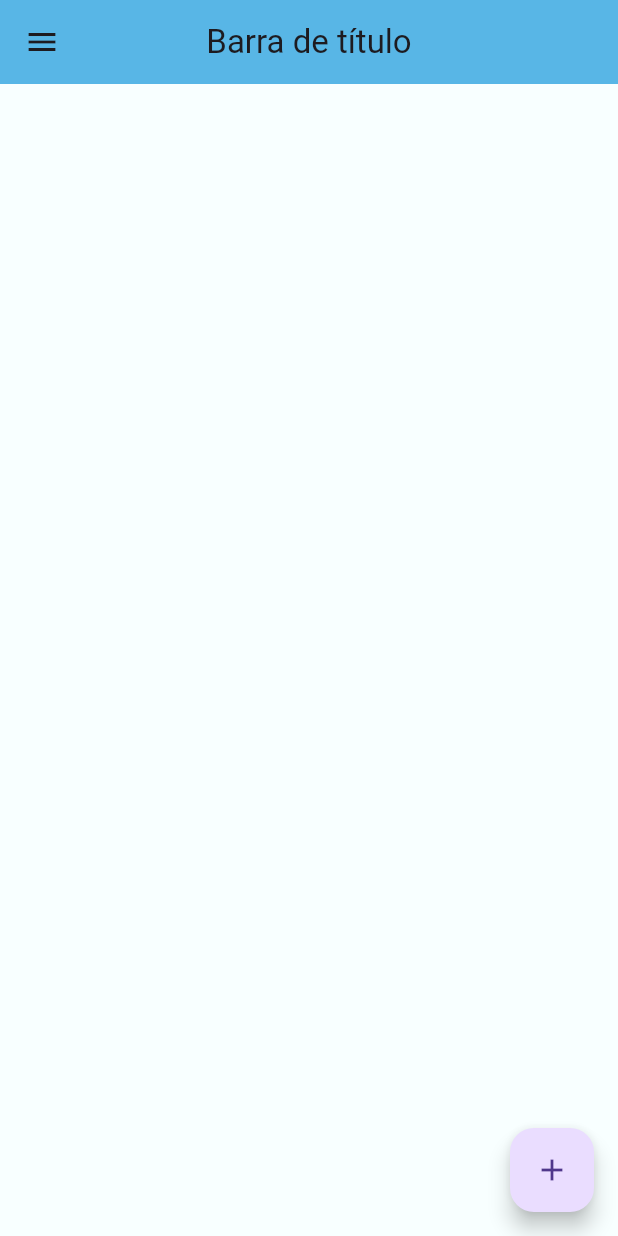
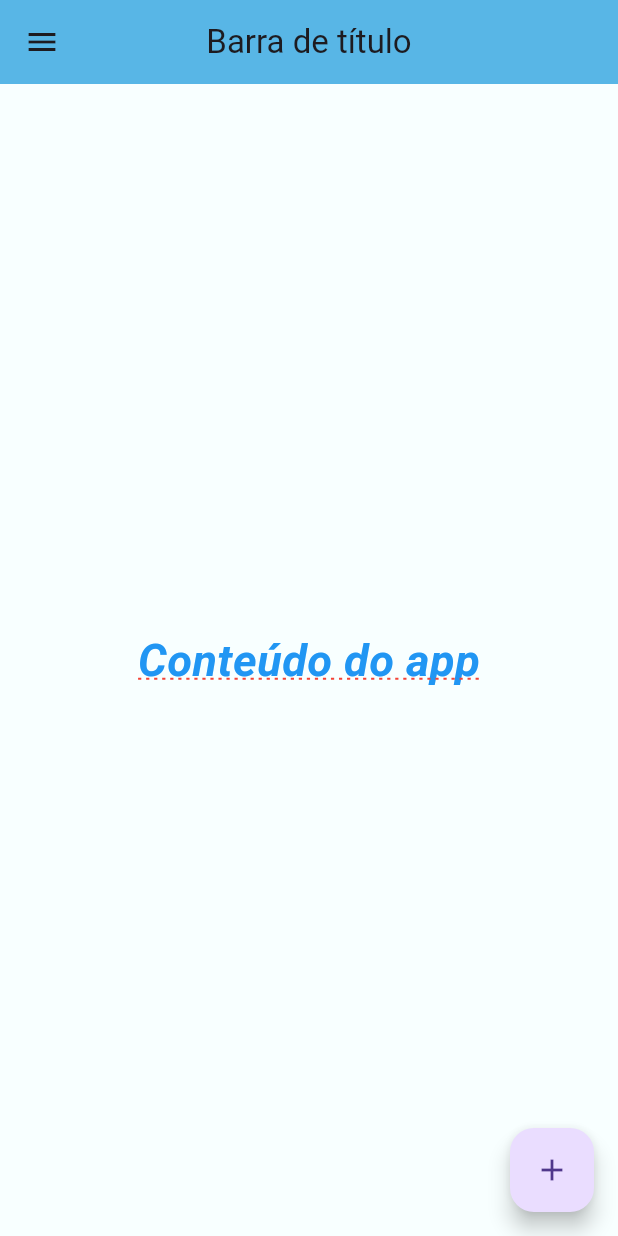
Before and after one commit to andersonmarques/exemplo01_hellow_flutter, a Flutter app: the screen it shows after launch, on a phone screen of 412 x 824 dp. Run offline on Flutter 3.47's test engine with Material 3 defaults, Android fonts, the phone set to English and light mode, and no system bars; generated files the repository leaves out were written again.

Commit message:
Estudando widget Text
Aprendendo alguns parâmetros do widget Texto

```diff
--- a/exemplo01_hellow_flutter/lib/main.dart
+++ b/exemplo01_hellow_flutter/lib/main.dart
@@ -8,10 +8,10 @@ class MyApp extends StatelessWidget {
   @override
   Widget build(BuildContext context) {
     return MaterialApp(
-      debugShowCheckedModeBanner: false,
-      theme: ThemeData(primarySwatch: Colors.blue),
+      debugShowCheckedModeBanner: true,
+      theme: ThemeData(primaryColor: Colors.blue),
       // O scaffold permite utilizar outros widgets do material design
-      home: HomePage(),
+      home: const HomePage(),
     );
   }
 }
@@ -30,6 +30,20 @@ class HomePage extends StatelessWidget {
       body: Container(
         //cor de fundo: azul aline blue
         color: const Color.fromARGB(240, 248, 255, 255),
+        child: const Center(
+          child: Text(
+            'Conteúdo do app',
+            style: TextStyle(
+              fontSize: 30,
+              color: Colors.blue,
+              fontWeight: FontWeight.bold,
+              fontStyle: FontStyle.italic,
+              decoration: TextDecoration.underline,
+              decorationColor: Colors.red,
+              decorationStyle: TextDecorationStyle.dotted,
+            ),
+          ),
+        ),
       ),
       //drawer: menu lateral esquerdo
       drawer: Container(
```
